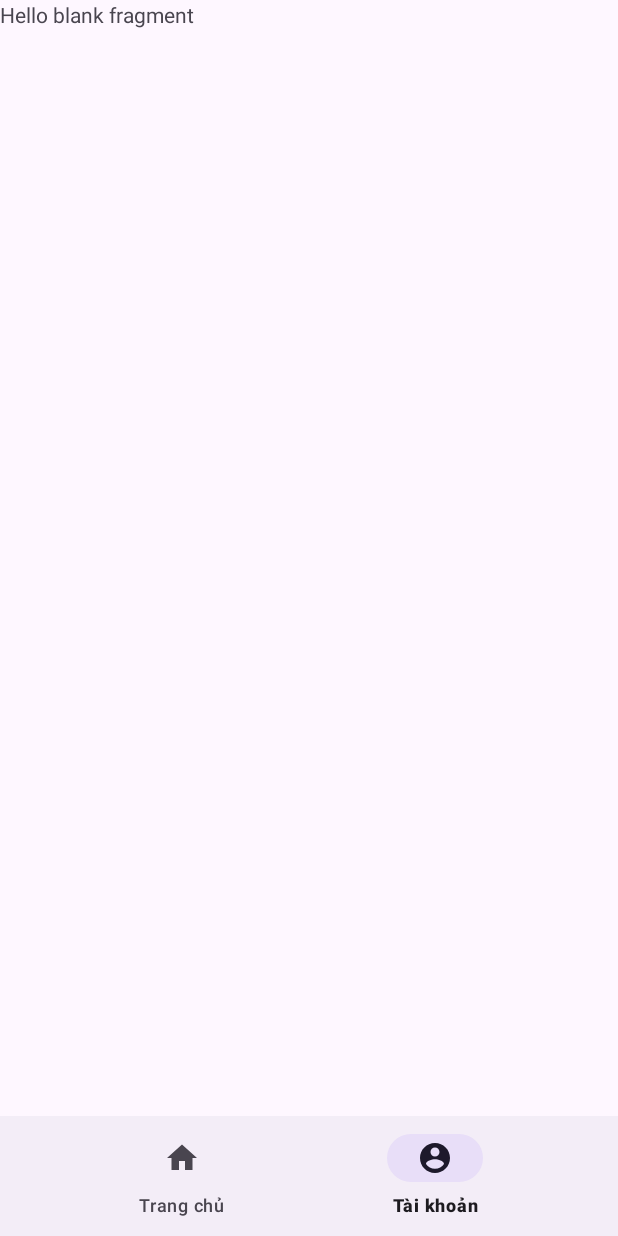
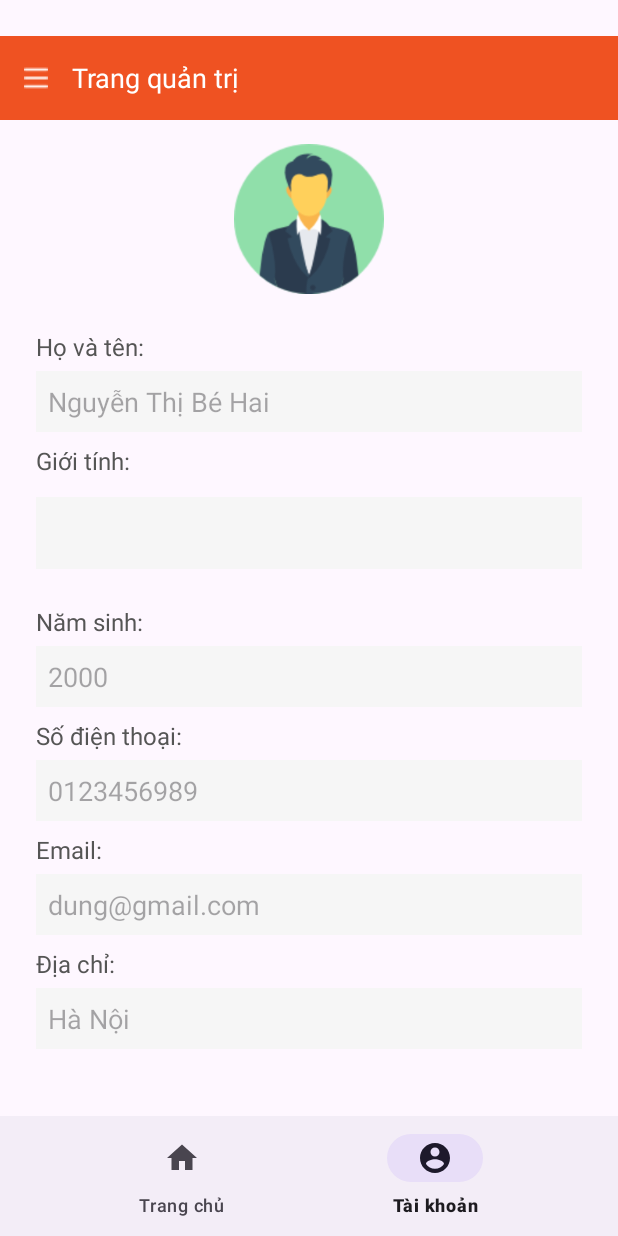
Before and after one commit to huuzinhh/FutaBus_Android, an Android app: the AdminHomeFragment screen opened directly, with no data from a screen before it, item 2 of the bottom bar chosen, on a phone screen of 412 x 824 dp. Run offline under Robolectric (Android 15) with nearby library versions, the phone set to English and light mode, and no system bars.

Commit message:
giao diện admin

```diff
--- a/app/src/main/java/com/example/futasbus/Activity/AdminHomeFragment.java
+++ b/app/src/main/java/com/example/futasbus/Activity/AdminHomeFragment.java
@@ -9,8 +9,6 @@ import android.view.LayoutInflater;
 import android.view.View;
 import android.view.ViewGroup;
 import android.widget.GridView;
-import android.widget.LinearLayout;
-import android.widget.ListView;
 
 
 import com.example.futasbus.Adapter.AdminHomeAdapter;
@@ -33,13 +31,14 @@ public class AdminHomeFragment extends Fragment {
         gridView = view.findViewById(R.id.gridViewAdminHome);
         adminHomeList = new ArrayList<>();
 
-
-        adminHomeList.add(new AdminHomeModel("Tuyến xe", R.drawable.ic_bell));
-        adminHomeList.add(new AdminHomeModel("Chuyến xe", R.drawable.ic_bell));
-        adminHomeList.add(new AdminHomeModel("Xe", R.drawable.ic_bell));
-        adminHomeList.add(new AdminHomeModel("Địa điểm",R.drawable.ic_bell));
-        adminHomeList.add(new AdminHomeModel("Hóa đơn",R.drawable.ic_bell));
-        adminHomeList.add(new AdminHomeModel("Tỉnh/thành",R.drawable.ic_bell));
+        adminHomeList.add(new AdminHomeModel("Quản lý người dùng", R.drawable.ic_customer));
+        adminHomeList.add(new AdminHomeModel("Quản lý vé", R.drawable.ic_ticket_bus));
+        adminHomeList.add(new AdminHomeModel("Quản lý tuyến xe", R.drawable.ic_bus_route));
+        adminHomeList.add(new AdminHomeModel("Quản lý chuyến xe", R.drawable.ic_bus_trip));
+        adminHomeList.add(new AdminHomeModel("Quản lý bến xe", R.drawable.ic_bus_station));
+        adminHomeList.add(new AdminHomeModel("Quản lý xe",R.drawable.ic_bus));
+        adminHomeList.add(new AdminHomeModel("Quản lý địa điểm",R.drawable.ic_location));
+        adminHomeList.add(new AdminHomeModel("Thống kê",R.drawable.ic_statistic));
 
         adminHomeAdapter = new AdminHomeAdapter(getActivity(), adminHomeList);
         gridView.setAdapter(adminHomeAdapter);
--- a/app/src/main/java/com/example/futasbus/ApiClient.java
+++ b/app/src/main/java/com/example/futasbus/ApiClient.java
@@ -12,7 +12,9 @@ import retrofit2.converter.gson.GsonConverterFactory;
 public class ApiClient {
 //    private static final String BASE_URL = "http://192.168.1.11:8085/FutaBus_Backend/";
 //    "Máy Thông"
-    private static final String BASE_URL = "http://192.168.43.184:8085/FutaBus_Backend/";
+    private static final String BASE_URL = "http://192.168.17.1:8085/FutaBus_Backend/";
+//    "Máy Dũng"
+//    private static final String BASE_URL = "http://192.168.43.184:8085/FutaBus_Backend/";
     private static Retrofit retrofit = null;
 
     static Gson gson = new GsonBuilder()
--- a/app/src/main/res/layout/activity_admin_home.xml
+++ b/app/src/main/res/layout/activity_admin_home.xml
@@ -4,14 +4,11 @@
     android:layout_width="match_parent"
     android:layout_height="match_parent">
 
-
-
     <androidx.viewpager.widget.ViewPager
         android:id="@+id/view_pager"
         android:layout_width="match_parent"
         android:layout_height="match_parent"
-        android:layout_above="@id/bottom_navigation"
-        />
+        android:layout_above="@id/bottom_navigation" />
 
     <com.google.android.material.bottomnavigation.BottomNavigationView
         android:id="@+id/bottom_navigation"
--- a/app/src/main/res/layout/fragment_admin_account.xml
+++ b/app/src/main/res/layout/fragment_admin_account.xml
@@ -1,14 +1,95 @@
 <?xml version="1.0" encoding="utf-8"?>
-<FrameLayout xmlns:android="http://schemas.android.com/apk/res/android"
-    xmlns:tools="http://schemas.android.com/tools"
+<RelativeLayout xmlns:android="http://schemas.android.com/apk/res/android"
     android:layout_width="match_parent"
     android:layout_height="match_parent"
-    tools:context=".Activity.AdminAccountFragment">
+    android:paddingTop="24dp">
 
-    <!-- TODO: Update blank fragment layout -->
-    <TextView
+    <LinearLayout
+        android:id="@+id/topBar"
+        android:layout_width="match_parent"
+        android:layout_height="56dp"
+        android:background="#EF5222"
+        android:orientation="horizontal"
+        android:paddingStart="16dp"
+        android:gravity="center_vertical">
+
+        <ImageView
+            android:id="@+id/iconMenu"
+            android:layout_width="16dp"
+            android:layout_height="16dp"
+            android:src="@drawable/ic_menu"
+            android:contentDescription="Menu icon" />
+
+        <TextView
+            android:id="@+id/topBarTitle"
+            android:layout_width="wrap_content"
+            android:layout_height="wrap_content"
+            android:text="Trang quản trị"
+            android:textColor="@android:color/white"
+            android:textSize="18sp"
+            android:paddingStart="16dp"/>
+    </LinearLayout>
+
+    <ScrollView
         android:layout_width="match_parent"
         android:layout_height="match_parent"
-        android:text="@string/hello_blank_fragment" />
+        android:layout_below="@id/topBar"
+        android:fillViewport="true">
 
-</FrameLayout>
+        <LinearLayout
+            android:layout_width="match_parent"
+            android:layout_height="wrap_content"
+            android:orientation="vertical"
+            android:paddingTop="16dp"
+            android:paddingBottom="24dp"
+            android:paddingHorizontal="24dp"
+            android:gravity="center_horizontal">
+
+            <ImageView
+                android:id="@+id/avatar"
+                android:layout_width="100dp"
+                android:layout_height="100dp"
+                android:src="@drawable/ic_avatar"
+                android:scaleType="centerCrop" />
+
+            <LinearLayout
+                android:id="@+id/infoLayout"
+                android:layout_width="match_parent"
+                android:layout_height="wrap_content"
+                android:layout_marginTop="16dp"
+                android:orientation="vertical">
+
+                <TextView
+                    style="@style/LabelStyle"
+                    android:layout_marginBottom="5dp"
+                    android:text="Họ và tên:" />
+                <EditText android:hint="Nguyễn Thị Bé Hai" style="@style/InputStyle" />
+
+                <TextView android:text="Giới tính:" style="@style/LabelStyle" android:layout_marginBottom="5dp" />
+                <Spinner
+                    android:id="@+id/spinnerGender"
+                    android:layout_width="match_parent"
+                    android:layout_height="48dp"
+                    android:background="#f6f6f6"
+                    android:paddingStart="12dp"
+                    android:paddingEnd="12dp"
+                    android:layout_marginTop="8dp"
+                    android:layout_marginBottom="16dp"
+                    android:spinnerMode="dropdown" />
+
+                <TextView android:text="Năm sinh:" style="@style/LabelStyle" android:layout_marginBottom="5dp" />
+                <EditText android:hint="2000" style="@style/InputStyle" />
+
+                <TextView android:text="Số điện thoại:" style="@style/LabelStyle" android:layout_marginBottom="5dp" />
+                <EditText android:hint="0123456989" style="@style/InputStyle" />
+
+                <TextView android:text="Email:" style="@style/LabelStyle" android:layout_marginBottom="5dp" />
+                <EditText android:hint="dung@gmail.com" style="@style/InputStyle" />
+
+                <TextView android:text="Địa chỉ:" style="@style/LabelStyle" android:layout_marginBottom="5dp" />
+                <EditText android:hint="Hà Nội" style="@style/InputStyle" />
+            </LinearLayout>
+        </LinearLayout>
+    </ScrollView>
+
+</RelativeLayout>
--- a/app/src/main/res/values/strings.xml
+++ b/app/src/main/res/values/strings.xml
@@ -11,4 +11,8 @@
     </string-array>
     <string name="ticket_count_seat">Số vé: %d</string>
     <string name="seats_selected">Ghế: %1$s</string>
+    <string-array name="gender_options">
+        <item>Nam</item>
+        <item>Nữ</item>
+    </string-array>
 </resources>
--- /dev/null
+++ b/app/src/main/res/values/styles.xml
@@ -0,0 +1,18 @@
+<?xml version="1.0" encoding="utf-8"?>
+<resources>
+    <style name="LabelStyle">
+        <item name="android:layout_width">wrap_content</item>
+        <item name="android:layout_height">wrap_content</item>
+        <item name="android:textSize">16sp</item>
+        <item name="android:textColor">#555555</item>
+        <item name="android:paddingTop">8dp</item>
+    </style>
+
+    <style name="InputStyle">
+        <item name="android:layout_width">match_parent</item>
+        <item name="android:layout_height">wrap_content</item>
+        <item name="android:background">#f6f6f6</item>
+        <item name="android:padding">8dp</item>
+        <item name="android:textColor">#000000</item>
+    </style>
+</resources>
```
Also changed, not shown: app/src/main/res/layout/fragment_admin_home.xml (+30 -2 lines), app/src/main/res/layout/gird_item_admin_home.xml (+27 -16 lines), app/src/main/res/drawable/ic_arrow_right.png (added), app/src/main/res/drawable/ic_avatar.png (added), app/src/main/res/drawable/ic_bus.png (added), app/src/main/res/drawable/ic_bus_route.png (added), app/src/main/res/drawable/ic_bus_station.png (added), app/src/main/res/drawable/ic_bus_trip.png (added), app/src/main/res/drawable/ic_customer.png (added), app/src/main/res/drawable/ic_location.png (added), app/src/main/res/drawable/ic_menu.png (added), app/src/main/res/drawable/ic_statistic.png (added), app/src/main/res/drawable/ic_ticket_bus.png (added).
